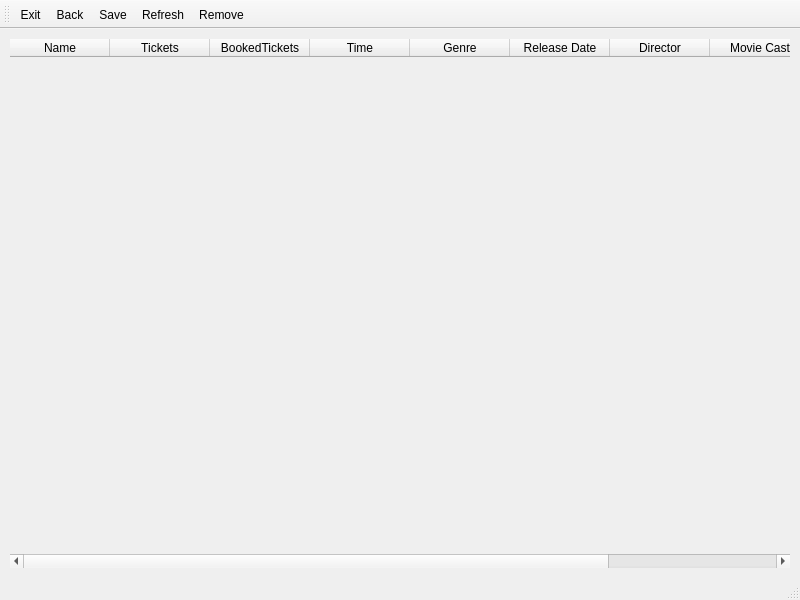
Qt form movie_list.ui (MohamadAminA/Cinema) before a commit.
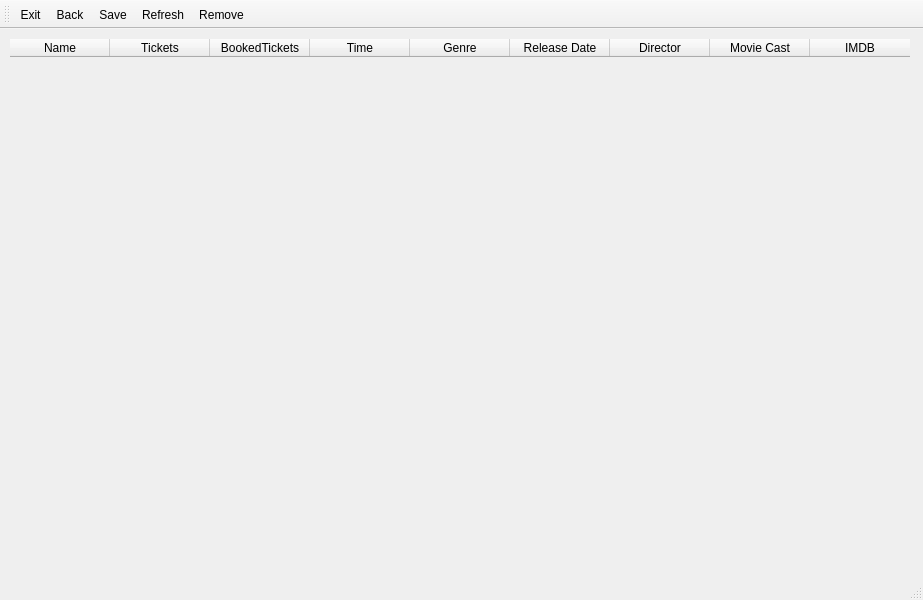
The same form after that commit. Icons and pictures are not drawn.

The edit to the form file:
```diff
--- a/movie_list.ui
+++ b/movie_list.ui
@@ -6,7 +6,7 @@
    <rect>
     <x>0</x>
     <y>0</y>
-    <width>800</width>
+    <width>923</width>
     <height>600</height>
    </rect>
   </property>
@@ -28,7 +28,6 @@
        <font>
         <family>Comic Sans MS</family>
         <pointsize>16</pointsize>
-        <weight>50</weight>
         <bold>false</bold>
        </font>
       </property>
```
Left out of the diff: 4 changed lines with no effect on the pictures.
